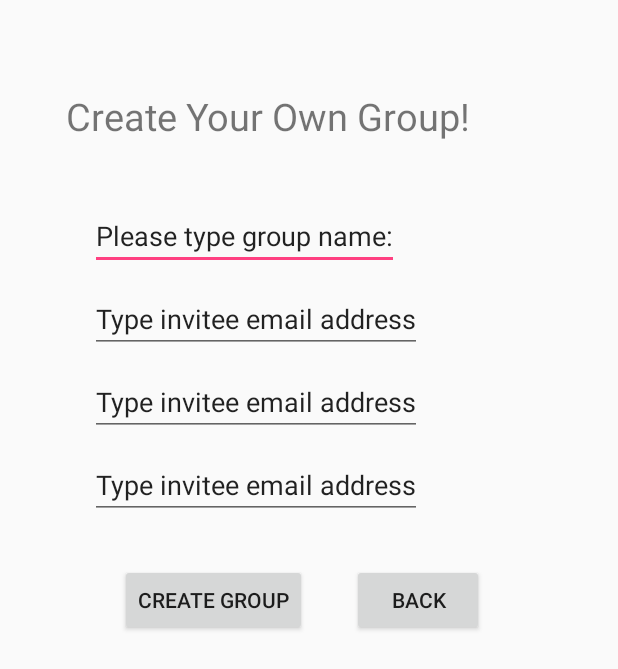
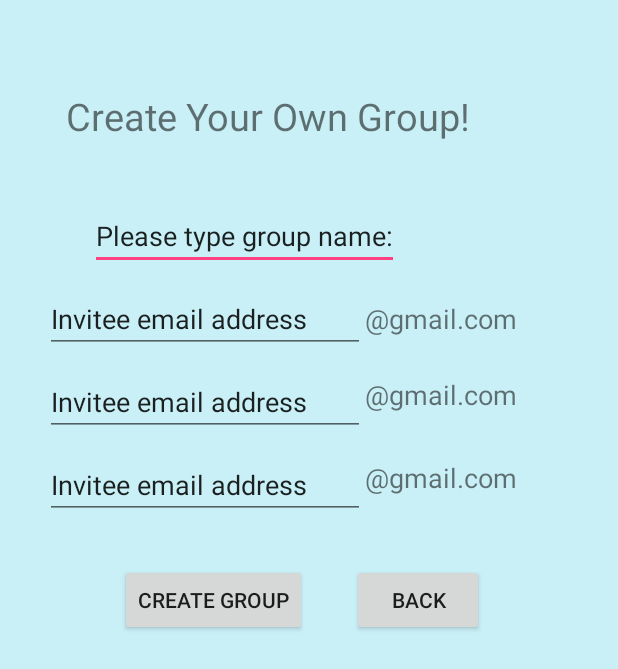
Before and after one commit to kplhung/RoommateSpendingTracker, an Android app: the CreateActivity screen opened directly, with no data from a screen before it, on a phone screen of 412 x 824 dp. Shown: the top 669 px of the screen. Run offline under Robolectric (Android 15) with nearby library versions, the phone set to English and light mode, and no system bars.

Commit message:
add email suffix

```diff
--- a/app/src/main/res/layout/create_group.xml
+++ b/app/src/main/res/layout/create_group.xml
@@ -3,6 +3,7 @@
     xmlns:tools="http://schemas.android.com/tools"
     android:layout_width="match_parent"
     android:layout_height="match_parent"
+    android:background="#caf0f7"
     xmlns:app="http://schemas.android.com/apk/res-auto">
 
     <TextView
@@ -34,40 +35,73 @@
         android:id="@+id/invitee1"
         android:layout_width="wrap_content"
         android:layout_height="wrap_content"
-        android:inputType="textPersonName"
-        android:text="Type invitee email address"
+        android:ems="10"
+        android:inputType="textEmailAddress"
+        android:text="Invitee email address"
         android:textSize="18dp"
         app:layout_constraintStart_toStartOf="parent"
-        android:layout_marginStart="60dp"
-        android:layout_marginLeft="60dp"
+        android:layout_marginStart="30dp"
+        android:layout_marginLeft="30dp"
         app:layout_constraintTop_toBottomOf="@+id/groupName"
         android:layout_marginTop="10dp"/>
+
+    <TextView
+        android:id="@+id/mail1"
+        android:layout_width="wrap_content"
+        android:layout_height="0dp"
+        android:layout_marginTop="20dp"
+        android:text="\@gmail.com"
+        android:textSize="18dp"
+        app:layout_constraintStart_toEndOf="@+id/invitee1"
+        app:layout_constraintTop_toBottomOf="@+id/groupName" />/>
 
     <EditText
         android:id="@+id/invitee2"
         android:layout_width="wrap_content"
         android:layout_height="wrap_content"
-        android:inputType="textPersonName"
-        android:text="Type invitee email address"
+        android:ems="10"
+        android:inputType="textEmailAddress"
+        android:text="Invitee email address"
         android:textSize="18dp"
         app:layout_constraintStart_toStartOf="parent"
-        android:layout_marginStart="60dp"
-        android:layout_marginLeft="60dp"
+        android:layout_marginStart="30dp"
+        android:layout_marginLeft="30dp"
         app:layout_constraintTop_toBottomOf="@+id/invitee1"
         android:layout_marginTop="10dp" />
+
+    <TextView
+        android:id="@+id/mail2"
+        android:layout_width="wrap_content"
+        android:layout_height="0dp"
+        android:text="\@gmail.com"
+        android:textSize="18dp"
+        app:layout_constraintStart_toEndOf="@+id/invitee2"
+        app:layout_constraintTop_toBottomOf="@+id/invitee1"
+        android:layout_marginTop="15dp" />" />/>
 
     <EditText
         android:id="@+id/invitee3"
         android:layout_width="wrap_content"
         android:layout_height="wrap_content"
-        android:inputType="textPersonName"
-        android:text="Type invitee email address"
+        android:ems="10"
+        android:inputType="textEmailAddress"
+        android:text="Invitee email address"
         android:textSize="18dp"
         app:layout_constraintStart_toStartOf="parent"
-        android:layout_marginStart="60dp"
-        android:layout_marginLeft="60dp"
+        android:layout_marginStart="30dp"
+        android:layout_marginLeft="30dp"
         app:layout_constraintTop_toBottomOf="@+id/invitee2"
         android:layout_marginTop="10dp"/>
+
+    <TextView
+        android:id="@+id/mail3"
+        android:layout_width="wrap_content"
+        android:layout_height="0dp"
+        android:text="\@gmail.com"
+        android:textSize="18dp"
+        app:layout_constraintStart_toEndOf="@+id/invitee3"
+        app:layout_constraintTop_toBottomOf="@+id/invitee2"
+        android:layout_marginTop="15dp" />" />/>
 
     <Button
         android:id="@+id/commit"
@@ -110,4 +144,8 @@
         android:layout_marginStart="30dp"
         android:layout_marginLeft="30dp"
         android:textColor="#090909"/>
+
+
+
+
 </android.support.constraint.ConstraintLayout>
```
